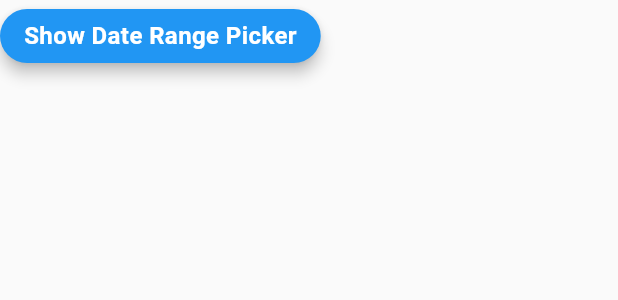
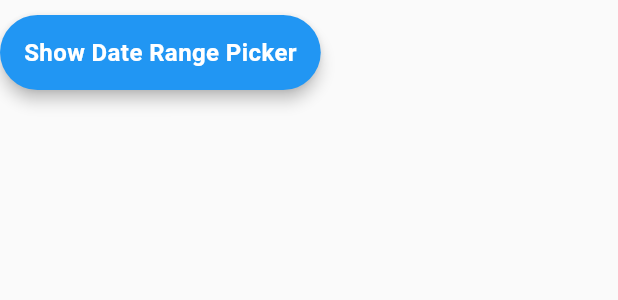
Before and after one commit to amitjangid80/multiutillib_flutter, a Flutter app: the DefaultButton widget shown alone on an empty page, opened directly, on a phone screen of 412 x 824 dp. Shown: the top 300 px of the screen. Run offline on Flutter 3.47's test engine with Material 2 defaults, Android fonts, the phone set to English and light mode, and no system bars; our stand-ins replace device_info, package_info, progress_dialog, shimmer, simple_animations; missing offline and left inert: connectivity_wrapper; statements that could not run were skipped.

Commit message:
1. Fixed bug where margin was not applied to Default Button. 2. Added parameter to increase height of Default Button.

```diff
--- a/example/lib/main.dart
+++ b/example/lib/main.dart
@@ -247,7 +247,7 @@ class _MyHomePageState extends State<MyHomePage> with SingleTickerProviderStateM
                   margin: const EdgeInsets.only(top: 10),
                   onPressed: () async {
                     // calling show progress dialog method
-                    await showProgressDialog(context);
+                    await showProgressDialog(context, progressWidget: CircularProgressIndicator());
 
                     await Future.delayed(const Duration(seconds: 3));
 
--- a/lib/widgets/default_button.dart
+++ b/lib/widgets/default_button.dart
@@ -6,15 +6,16 @@ import 'package:flutter/material.dart';
 class DefaultButton extends StatelessWidget {
   final String text;
   final Color btnColor;
-  final double elevation;
   final Function onPressed;
   final OutlinedBorder shape;
   final TextStyle btnTextStyle;
+  final double height, elevation;
   final EdgeInsetsGeometry margin;
   final bool isEnabled, isUpperCase;
 
   DefaultButton({
     this.btnColor,
+    this.height = 50,
     this.elevation = 4,
     this.isEnabled = true,
     this.isUpperCase = true,
@@ -32,7 +33,10 @@ class DefaultButton extends StatelessWidget {
 
   @override
   Widget build(BuildContext context) {
-    return ElevatedButton(
+    return Container(
+      height: height,
+      margin: margin,
+      child: ElevatedButton(
         clipBehavior: Clip.antiAlias,
         child: Text(text, style: btnTextStyle),
         onPressed: isEnabled ? onPressed : null,
@@ -42,6 +46,7 @@ class DefaultButton extends StatelessWidget {
           elevation: elevation,
           visualDensity: VisualDensity.adaptivePlatformDensity,
         ),
+      ),
     );
   }
 }
--- a/lib/widgets/dialogs/progress_dialog.dart
+++ b/lib/widgets/dialogs/progress_dialog.dart
@@ -12,7 +12,11 @@ ProgressDialog _progressDialog;
 /// Uses [ProgressDialog] from [progress_dialog] package
 showProgressDialog(BuildContext context, {String message = 'Please wait...', Widget progressWidget}) async {
   _progressDialog = ProgressDialog(context, isDismissible: false, type: ProgressDialogType.Normal);
-  _progressDialog.style(progressWidget: progressWidget, message: message);
+
+  _progressDialog.style(
+    message: message,
+    progressWidget: progressWidget ?? Padding(child: progressWidget, padding: const EdgeInsets.all(10)),
+  );
 
   await _progressDialog.show();
 }
--- a/pubspec.yaml
+++ b/pubspec.yaml
@@ -13,13 +13,13 @@ dependencies:
     sdk: flutter
 
   intl: ^0.17.0
-  shimmer: ^1.1.2
+  shimmer: ^2.0.0
   device_info: ^2.0.0
   url_launcher: ^6.0.2
   package_info: ^2.0.0
   progress_dialog: ^1.2.4
-  simple_animations: ^3.0.3
-  connectivity_wrapper: ^1.0.5
+  simple_animations: ^3.1.1
+  connectivity_wrapper: ^1.0.6
 
 dev_dependencies:
   flutter_test:
```
Also changed, not shown: example/pubspec.lock, pubspec.lock. Lines whose indentation alone changed are shown as unchanged.
